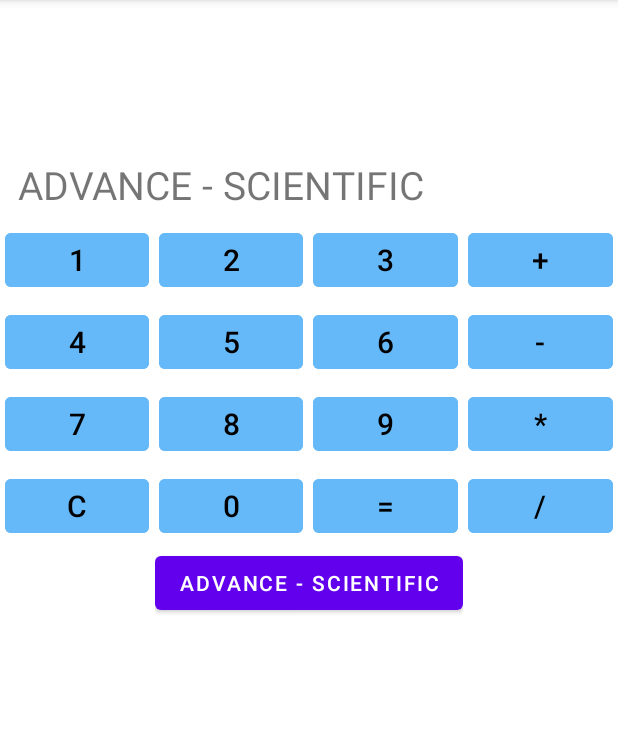
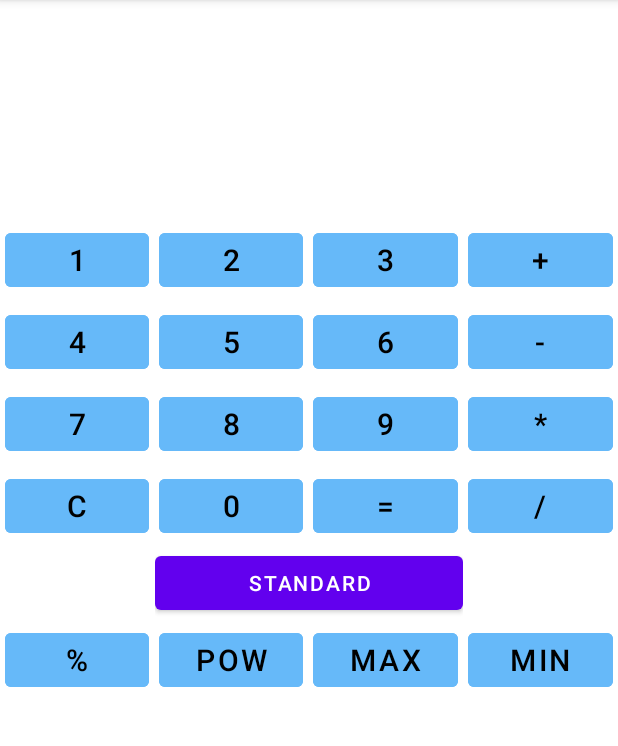
Before and after one commit to Pyke-dot/Assignment1, an Android app: the screen it shows after launch (MainActivity), after a tap on "ADVANCE - SCIENTIFIC", on a phone screen of 412 x 824 dp, the part 84-830 px from its top. Run offline under Robolectric (Android 15) with nearby library versions, the phone set to English and light mode, and no system bars.

Commit message:
revised onclick

```diff
--- a/app/src/main/java/com/example/assignment1/MainActivity.java
+++ b/app/src/main/java/com/example/assignment1/MainActivity.java
@@ -52,8 +52,7 @@ public class MainActivity extends AppCompatActivity implements View.OnClickListe
         multiply_btn.setOnClickListener(this);
         divide_btn = findViewById(R.id.divide);        //divide
         divide_btn.setOnClickListener(this);
-        advance_btn = findViewById(R.id.advance);        //advance
-        advance_btn.setOnClickListener(this);
+
         equal_btn = findViewById(R.id.equal);        //equal
         equal_btn.setOnClickListener(this);
         pow_btn = findViewById(R.id.power);        //pow
@@ -74,6 +73,16 @@ public class MainActivity extends AppCompatActivity implements View.OnClickListe
         display.setText(String.format("%s %s",oldStr,strToAdd));
     }
 
+    public void advance_btn(View view){
+        TextView advance = findViewById(R.id.advance);
+        if(getText(R.string.advanceText).toString().equals(advance.getText().toString())) {
+            advance.setText(R.string.standardText);
+            findViewById(R.id.scientific).setVisibility(View.VISIBLE);
+        }else{
+            advance.setText(R.string.advanceText);
+            findViewById(R.id.scientific).setVisibility(View.GONE);
+        }
+    }
     @Override
     public void onClick(View view) {
         String title = ((Button)view).getText().toString();
@@ -96,16 +105,6 @@ public class MainActivity extends AppCompatActivity implements View.OnClickListe
                 }
                 userInput.clear();
                 break;
-            case "advance" :
-                TextView advance = findViewById(R.id.advance);
-                if(getText(R.string.advanceText).toString().equals(advance.getText().toString())) {
-                    advance.setText(R.string.standardText);
-                    findViewById(R.id.scientific).setVisibility(View.VISIBLE);
-                }else{
-                    advance.setText(R.string.advanceText);
-                    findViewById(R.id.scientific).setVisibility(View.GONE);
-                }
-                break;
             default:
                 if(display.getText().toString().contains("=")){
                     display.setText("");
--- a/app/src/main/res/layout/activity_main.xml
+++ b/app/src/main/res/layout/activity_main.xml
@@ -259,6 +259,7 @@
                 android:layout_width="0dp"
                 android:layout_height="wrap_content"
                 android:layout_weight="1"
+                android:onClick="advance_btn"
                 android:text="@string/advanceText" />
         </LinearLayout>
 
```
